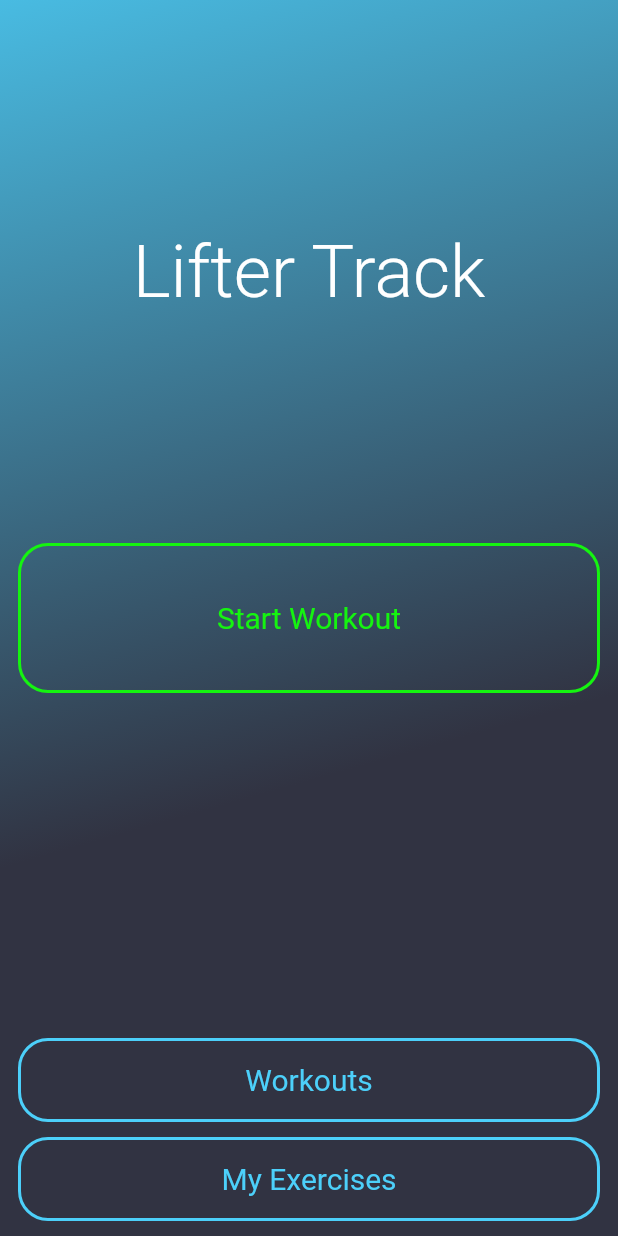
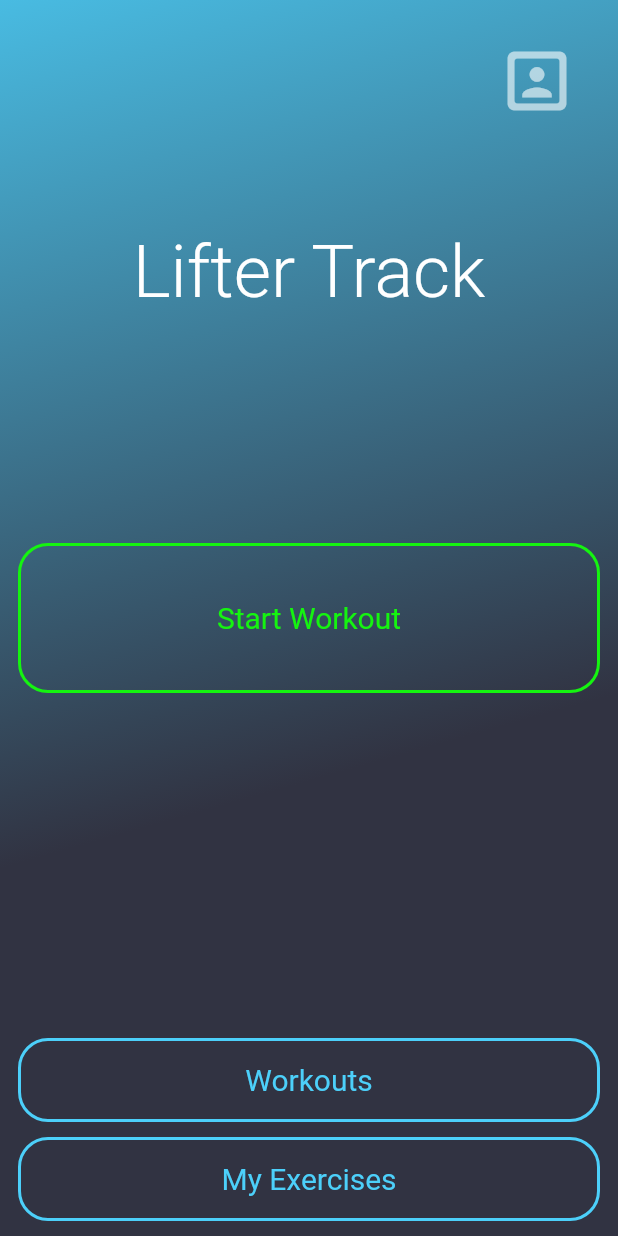
Before and after one commit to KeanuInterone/LifterTrackApp, a Flutter app: the HomePage screen opened by its route, on a phone screen of 412 x 824 dp. Run offline on Flutter 3.47's test engine with Material 2 defaults, Android fonts, the phone set to English and light mode, and no system bars; our stand-ins replace dots_indicator, fl_chart, flutter_signin_button, google_sign_in, shared_preferences, sign_in_with_apple; accounts and stored records are empty.

Commit message:
added account icon

```diff
--- a/lib/pages/HomePage.dart
+++ b/lib/pages/HomePage.dart
@@ -65,12 +65,17 @@ class _HomePage extends State<HomePage> with WidgetsBindingObserver {
       child: Scaffold(
         backgroundColor: Colors.transparent,
         body: SafeArea(
-          child: Column(
-            crossAxisAlignment: CrossAxisAlignment.stretch,
+          child: Stack(
             children: [
-              title(),
-              startWorkoutButton(context),
-              workoutAndExerciseButtons(context)
+              Column(
+                crossAxisAlignment: CrossAxisAlignment.stretch,
+                children: [
+                  title(),
+                  startWorkoutButton(context),
+                  workoutAndExerciseButtons(context)
+                ],
+              ),
+              Positioned(top: 20, right: 20, child: IconButton(iconSize: 52, icon: Icon(Icons.portrait_rounded, color: Colors.white60,), ))
             ],
           ),
         ),
```
